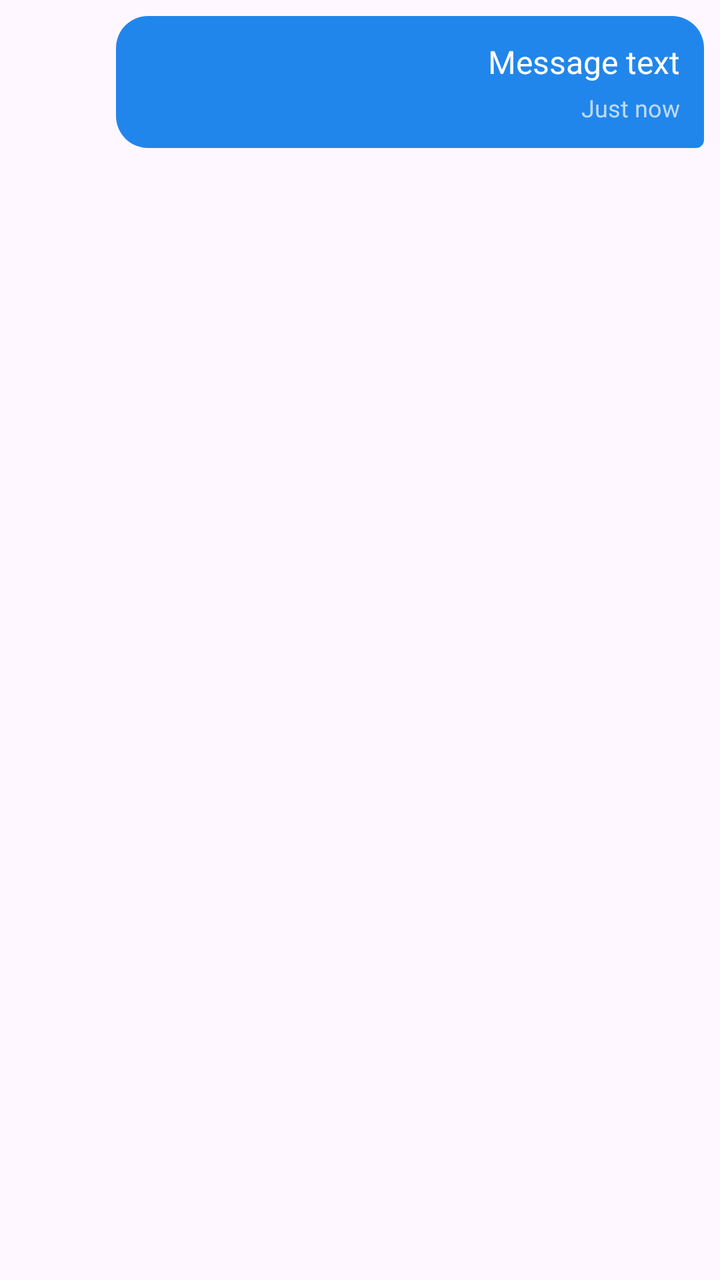
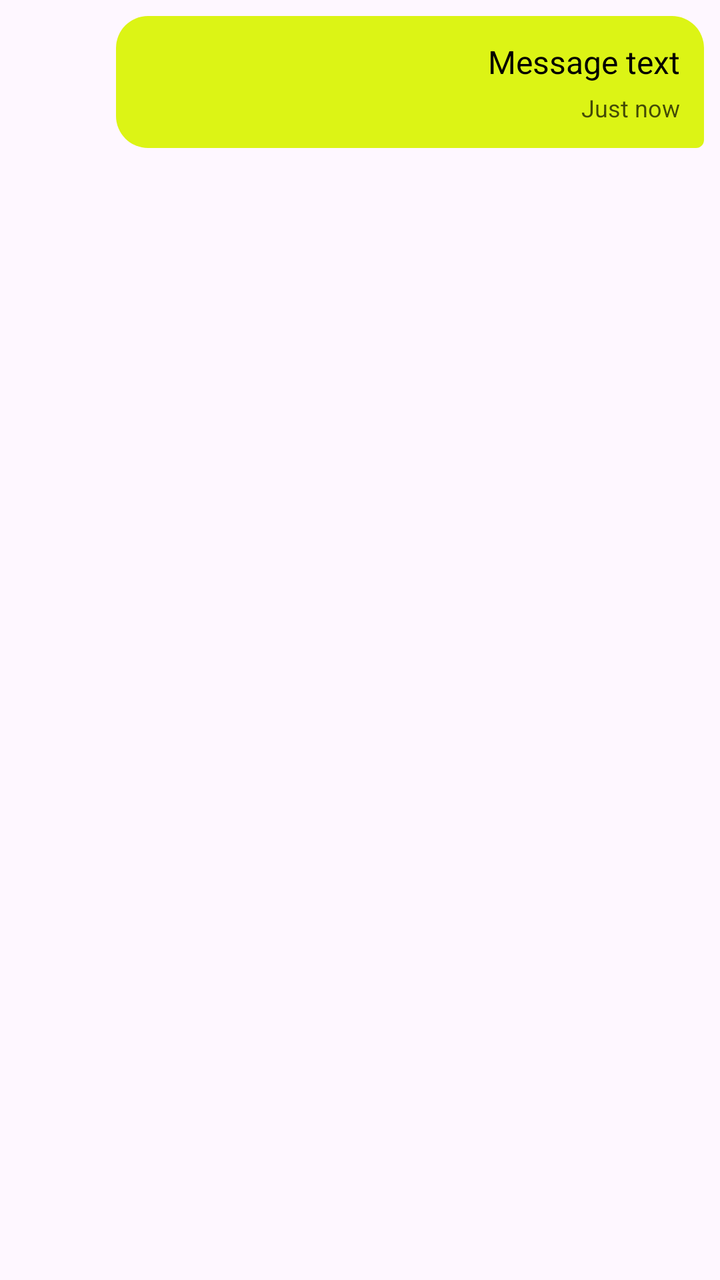

Compare the two renders of this Android layout. The source of the first and the diff that turns it into the second are given below.
<!-- AndroidManifest.xml: application theme Theme.KotlinChat -->
<!-- res/layout/item_message_out.xml -->
<?xml version="1.0" encoding="utf-8"?>
<LinearLayout xmlns:android="http://schemas.android.com/apk/res/android"
    android:layout_width="match_parent"
    android:layout_height="wrap_content"
    android:orientation="horizontal"
    android:padding="8dp"
    android:gravity="end">

    <LinearLayout
        android:layout_width="0dp"
        android:layout_height="wrap_content"
        android:layout_weight="1"
        android:orientation="vertical"
        android:background="@drawable/bg_message_outgoing"
        android:padding="12dp"
        android:layout_marginStart="50dp">

        <TextView
            android:id="@+id/messageText"
            android:layout_width="wrap_content"
            android:layout_height="wrap_content"
            android:layout_gravity="end"
            android:textColor="@android:color/white"
            android:textSize="16sp"
            android:text="Message text" />

        <LinearLayout
            android:id="@+id/uploadingAttachmentsContainer"
            android:layout_width="match_parent"
            android:layout_height="wrap_content"
            android:orientation="vertical"
            android:layout_marginTop="8dp"
            android:visibility="gone" />

        <LinearLayout
            android:id="@+id/attachmentsContainer"
            android:layout_width="match_parent"
            android:layout_height="wrap_content"
            android:orientation="horizontal"
            android:layout_marginTop="8dp"
            android:visibility="gone" />

        <TextView
            android:id="@+id/timestampText"
            android:layout_width="wrap_content"
            android:layout_height="wrap_content"
            android:layout_gravity="end"
            android:layout_marginTop="4dp"
            android:textColor="@android:color/white"
            android:alpha="0.7"
            android:textSize="12sp"
            android:text="Just now" />
    </LinearLayout>

</LinearLayout>
<!-- resources referenced by this layout -->
<resources>
  <!-- drawable bg_message_outgoing (drawable) -->
  <?xml version="1.0" encoding="utf-8"?>
  <shape xmlns:android="http://schemas.android.com/apk/res/android"
      android:shape="rectangle">
      <solid android:color="#2186EB" />
      <corners
          android:topLeftRadius="16dp"
          android:topRightRadius="16dp"
          android:bottomLeftRadius="16dp"
          android:bottomRightRadius="4dp" />
  </shape>
  <style name="Theme.KotlinChat" parent="Base.Theme.KotlinChat" />
  <style name="Base.Theme.KotlinChat" parent="Theme.Material3.DayNight.NoActionBar">
          
          
      </style>
</resources>

<!-- the commit's change to res/layout/item_message_out.xml (unified diff, before → after) -->
@@ -20,7 +20,7 @@
             android:layout_width="wrap_content"
             android:layout_height="wrap_content"
             android:layout_gravity="end"
-            android:textColor="@android:color/white"
+            android:textColor="@color/black"
             android:textSize="16sp"
             android:text="Message text" />
 
@@ -46,7 +46,7 @@
             android:layout_height="wrap_content"
             android:layout_gravity="end"
             android:layout_marginTop="4dp"
-            android:textColor="@android:color/white"
+            android:textColor="@color/black"
             android:alpha="0.7"
             android:textSize="12sp"
             android:text="Just now" />
<!-- resource entries referenced after the edit -->
@@ -1,10 +1,11 @@
 <!-- resources referenced by this layout -->
 <resources>
+  <color name="black">#FF000000</color>
   <!-- drawable bg_message_outgoing (drawable) -->
   <?xml version="1.0" encoding="utf-8"?>
   <shape xmlns:android="http://schemas.android.com/apk/res/android"
       android:shape="rectangle">
-      <solid android:color="#2186EB" />
+      <solid android:color="#DCF415" />
       <corners
           android:topLeftRadius="16dp"
           android:topRightRadius="16dp"
